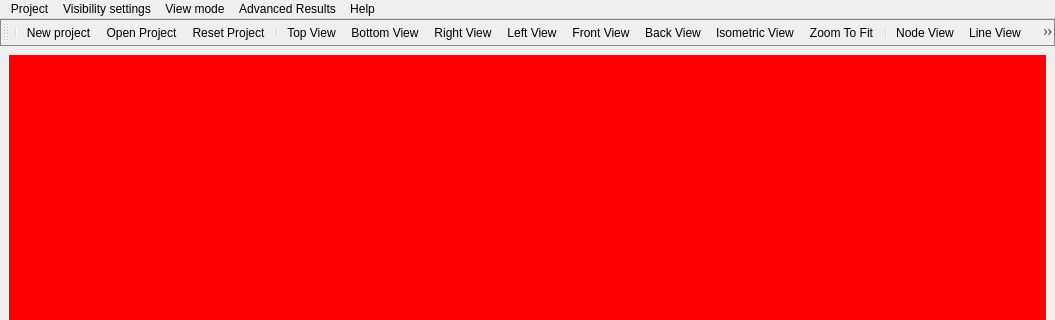
Before: the Qt Designer form vibra/interface/data/ui_files/main_window.ui in MOPT-UFSC/VIBRA, drawn with Qt 5; both pictures show x 0 to 1055 and y 0 to 320 of the 1055 by 586 pixel window.
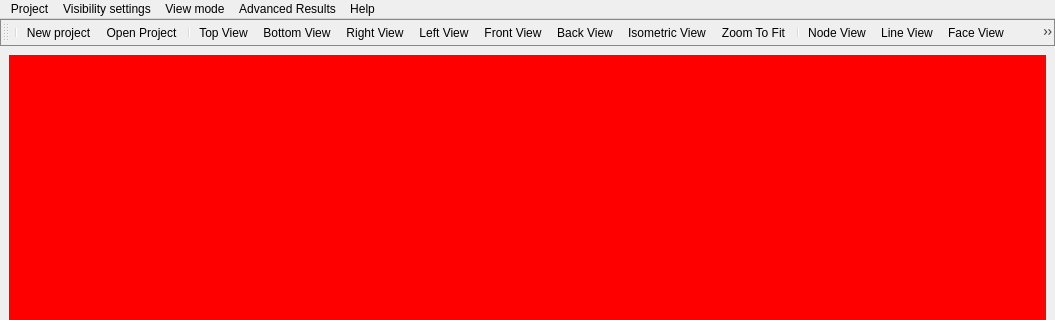
After: the same form once the commit is applied. Icons and pictures are not drawn.

Commit message: Enables the Section Plane in main_window

```diff
--- a/vibra/interface/data/ui_files/main_window.ui
+++ b/vibra/interface/data/ui_files/main_window.ui
@@ -64,7 +64,6 @@
    <addaction name="separator"/>
    <addaction name="action_new_project"/>
    <addaction name="action_open_project"/>
-   <addaction name="action_reset_project"/>
    <addaction name="separator"/>
    <addaction name="action_top_view"/>
    <addaction name="action_bottom_view"/>
@@ -82,8 +81,8 @@
    <addaction name="separator"/>
    <addaction name="action_section_plane"/>
    <addaction name="separator"/>
-   <addaction name="hide_selection"/>
-   <addaction name="unhide_all"/>
+   <addaction name="action_hide_selection"/>
+   <addaction name="action_unhide_all"/>
    <addaction name="separator"/>
   </widget>
   <widget class="QMenuBar" name="menubar">
```
Left out of the diff: 16 changed lines with no effect on the pictures. The commit also changes 1 other file.
